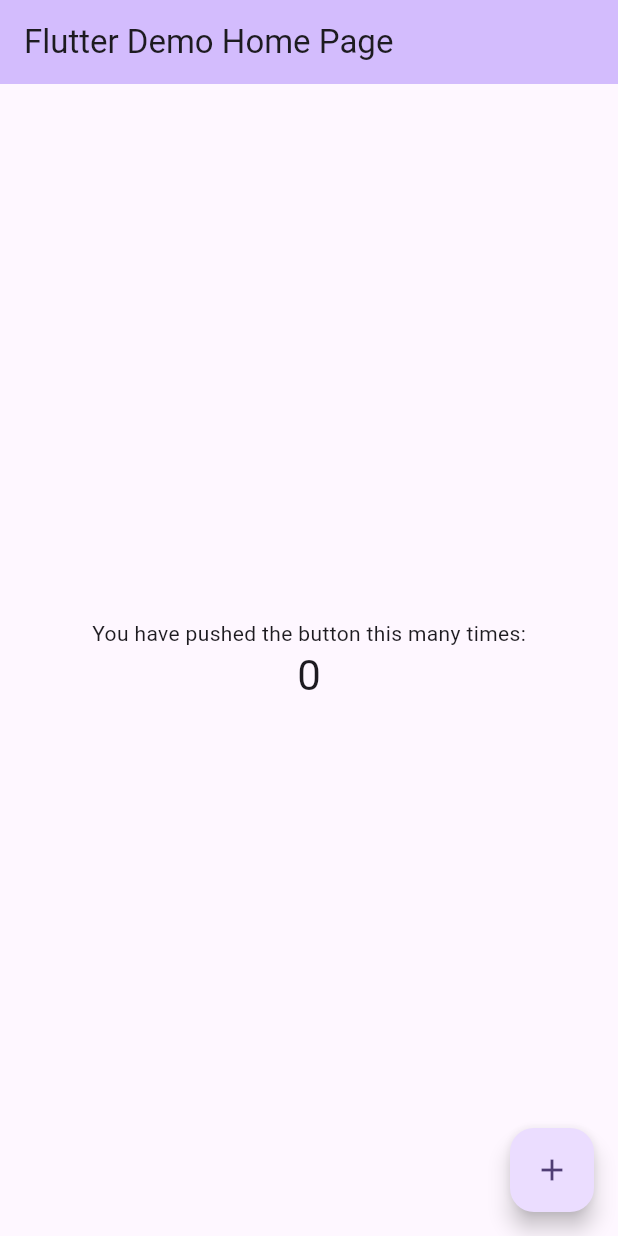
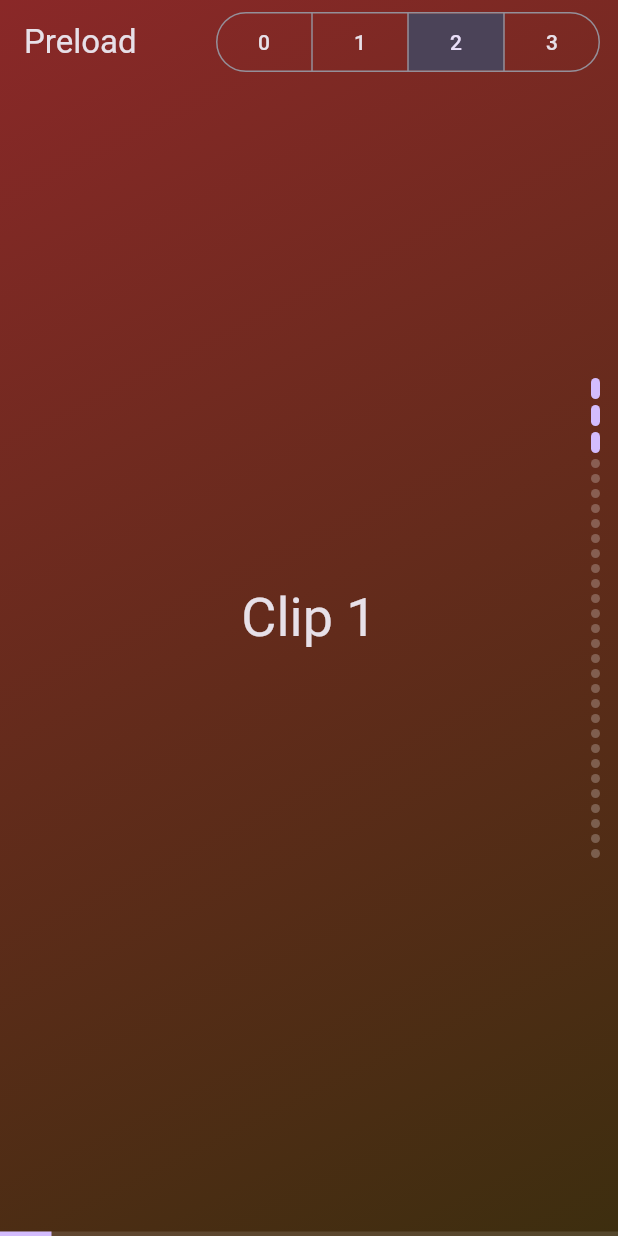
Before and after one commit to ManukumarSB/preloaded_page_view, a Flutter app: the screen it shows after launch, on a phone screen of 412 x 824 dp. Run offline on Flutter 3.47's test engine with Material 3 defaults, Android fonts, the phone set to English and light mode, and no system bars.

Commit message:
add reels-style example with preload toggle

```diff
--- a/example/lib/main.dart
+++ b/example/lib/main.dart
@@ -1,122 +1,238 @@
+// Flutter 3.47 moved Material to package:material_ui, but that package needs
+// Flutter >=3.47 and we still support 3.32. Switch once the floor gets there.
+// ignore_for_file: deprecated_member_use
+
+import 'package:flutter/foundation.dart';
 import 'package:flutter/material.dart';
+import 'package:preloaded_page_view/preloaded_page_view.dart';
 
-void main() {
-  runApp(const MyApp());
-}
+void main() => runApp(const ExampleApp());
 
-class MyApp extends StatelessWidget {
-  const MyApp({super.key});
+class ExampleApp extends StatelessWidget {
+  const ExampleApp({super.key});
 
-  // This widget is the root of your application.
   @override
   Widget build(BuildContext context) {
     return MaterialApp(
-      title: 'Flutter Demo',
+      title: 'preloaded_page_view',
+      debugShowCheckedModeBanner: false,
       theme: ThemeData(
-        // This is the theme of your application.
-        //
-        // TRY THIS: Try running your application with "flutter run". You'll see
-        // the application has a purple toolbar. Then, without quitting the app,
-        // try changing the seedColor in the colorScheme below to Colors.green
-        // and then invoke "hot reload" (save your changes or press the "hot
-        // reload" button in a Flutter-supported IDE, or press "r" if you used
-        // the command line to start the app).
-        //
-        // Notice that the counter didn't reset back to zero; the application
-        // state is not lost during the reload. To reset the state, use hot
-        // restart instead.
-        //
-        // This works for code too, not just values: Most code changes can be
-        // tested with just a hot reload.
-        colorScheme: .fromSeed(seedColor: Colors.deepPurple),
+        colorSchemeSeed: Colors.deepPurple,
+        brightness: Brightness.dark,
       ),
-      home: const MyHomePage(title: 'Flutter Demo Home Page'),
+      home: const FeedPage(),
     );
   }
 }
 
-class MyHomePage extends StatefulWidget {
-  const MyHomePage({super.key, required this.title});
-
-  // This widget is the home page of your application. It is stateful, meaning
-  // that it has a State object (defined below) that contains fields that affect
-  // how it looks.
-
-  // This class is the configuration for the state. It holds the values (in this
-  // case the title) provided by the parent (in this case the App widget) and
-  // used by the build method of the State. Fields in a Widget subclass are
-  // always marked "final".
-
-  final String title;
+/// A reels-style feed. Each clip pretends to buffer for a moment when it's
+/// first built, like a real video would. Try preload 0, then 2.
+class FeedPage extends StatefulWidget {
+  const FeedPage({super.key});
 
   @override
-  State<MyHomePage> createState() => _MyHomePageState();
+  State<FeedPage> createState() => _FeedPageState();
 }
 
-class _MyHomePageState extends State<MyHomePage> {
-  int _counter = 0;
+class _FeedPageState extends State<FeedPage> {
+  static const _clipCount = 30;
 
-  void _incrementCounter() {
-    setState(() {
-      // This call to setState tells the Flutter framework that something has
-      // changed in this State, which causes it to rerun the build method below
-      // so that the display can reflect the updated values. If we changed
-      // _counter without calling setState(), then the build method would not be
-      // called again, and so nothing would appear to happen.
-      _counter++;
+  int _preload = 2;
+  final _alive = ValueNotifier<Set<int>>({});
+
+  @override
+  void dispose() {
+    _alive.dispose();
+    super.dispose();
+  }
+
+  void _setAlive(int index, bool alive) {
+    // Called from initState/dispose of pages, which happen during a build.
+    WidgetsBinding.instance.addPostFrameCallback((_) {
+      final next = {..._alive.value};
+      alive ? next.add(index) : next.remove(index);
+      _alive.value = next;
     });
   }
 
   @override
   Widget build(BuildContext context) {
-    // This method is rerun every time setState is called, for instance as done
-    // by the _incrementCounter method above.
-    //
-    // The Flutter framework has been optimized to make rerunning build methods
-    // fast, so that you can just rebuild anything that needs updating rather
-    // than having to individually change instances of widgets.
     return Scaffold(
+      extendBodyBehindAppBar: true,
       appBar: AppBar(
-        // TRY THIS: Try changing the color here to a specific color (to
-        // Colors.amber, perhaps?) and trigger a hot reload to see the AppBar
-        // change color while the other colors stay the same.
-        backgroundColor: Theme.of(context).colorScheme.inversePrimary,
-        // Here we take the value from the MyHomePage object that was created by
-        // the App.build method, and use it to set our appbar title.
-        title: Text(widget.title),
+        backgroundColor: Colors.transparent,
+        title: const Text('Preload'),
+        actions: [
+          Padding(
+            padding: const EdgeInsets.only(right: 12),
+            child: SegmentedButton<int>(
+              showSelectedIcon: false,
+              segments: const [
+                ButtonSegment(value: 0, label: Text('0')),
+                ButtonSegment(value: 1, label: Text('1')),
+                ButtonSegment(value: 2, label: Text('2')),
+                ButtonSegment(value: 3, label: Text('3')),
+              ],
+              selected: {_preload},
+              onSelectionChanged: (s) => setState(() => _preload = s.first),
+            ),
+          ),
+        ],
       ),
-      body: Center(
-        // Center is a layout widget. It takes a single child and positions it
-        // in the middle of the parent.
-        child: Column(
-          // Column is also a layout widget. It takes a list of children and
-          // arranges them vertically. By default, it sizes itself to fit its
-          // children horizontally, and tries to be as tall as its parent.
-          //
-          // Column has various properties to control how it sizes itself and
-          // how it positions its children. Here we use mainAxisAlignment to
-          // center the children vertically; the main axis here is the vertical
-          // axis because Columns are vertical (the cross axis would be
-          // horizontal).
-          //
-          // TRY THIS: Invoke "debug painting" (choose the "Toggle Debug Paint"
-          // action in the IDE, or press "p" in the console), to see the
-          // wireframe for each widget.
-          mainAxisAlignment: .center,
-          children: [
-            const Text('You have pushed the button this many times:'),
-            Text(
-              '$_counter',
-              style: Theme.of(context).textTheme.headlineMedium,
+      body: Stack(
+        children: [
+          PreloadedPageView.builder(
+            scrollDirection: Axis.vertical,
+            preloadPagesCount: _preload,
+            itemCount: _clipCount,
+            itemBuilder: (context, index) => FeedClip(
+              index: index,
+              onAlive: (alive) => _setAlive(index, alive),
             ),
-          ],
-        ),
-      ),
-      floatingActionButton: FloatingActionButton(
-        onPressed: _incrementCounter,
-        tooltip: 'Increment',
-        child: const Icon(Icons.add),
+          ),
+          Positioned(
+            right: 12,
+            top: 0,
+            bottom: 0,
+            child: Center(
+              child: _AliveStrip(alive: _alive, count: _clipCount),
+            ),
+          ),
+        ],
       ),
     );
   }
 }
+
+/// One feed item. Stands in for a video player.
+class FeedClip extends StatefulWidget {
+  const FeedClip({super.key, required this.index, required this.onAlive});
+
+  final int index;
+  final ValueChanged<bool> onAlive;
+
+  @override
+  State<FeedClip> createState() => _FeedClipState();
+}
+
+class _FeedClipState extends State<FeedClip>
+    with SingleTickerProviderStateMixin {
+  bool _ready = false;
+  late final AnimationController _progress = AnimationController(
+    vsync: this,
+    duration: const Duration(seconds: 6),
+  );
+
+  @override
+  void initState() {
+    super.initState();
+    widget.onAlive(true);
+    // Pretend to buffer. With preloading, this happens off screen.
+    Future<void>.delayed(const Duration(milliseconds: 1200), () {
+      if (mounted) setState(() => _ready = true);
+    });
+  }
+
+  @override
+  void dispose() {
+    widget.onAlive(false);
+    _progress.dispose();
+    super.dispose();
+  }
+
+  @override
+  Widget build(BuildContext context) {
+    // Only the clip on screen plays; preloaded ones wait, ready.
+    final playing = _ready && PreloadedPageView.isCurrentPage(context);
+    if (playing && !_progress.isAnimating) {
+      _progress.repeat();
+    } else if (!playing && _progress.isAnimating) {
+      _progress.reset();
+    }
+
+    final hue = (widget.index * 47) % 360;
+    return DecoratedBox(
+      decoration: BoxDecoration(
+        gradient: LinearGradient(
+          begin: Alignment.topLeft,
+          end: Alignment.bottomRight,
+          colors: [
+            HSLColor.fromAHSL(1, hue.toDouble(), 0.55, 0.35).toColor(),
+            HSLColor.fromAHSL(1, (hue + 40) % 360, 0.6, 0.15).toColor(),
+          ],
+        ),
+      ),
+      child: Stack(
+        children: [
+          Center(
+            child: AnimatedSwitcher(
+              duration: const Duration(milliseconds: 250),
+              child: _ready
+                  ? Text(
+                      'Clip ${widget.index + 1}',
+                      key: const ValueKey('ready'),
+                      style: Theme.of(context).textTheme.displaySmall,
+                    )
+                  : const Column(
+                      key: ValueKey('loading'),
+                      mainAxisSize: MainAxisSize.min,
+                      children: [
+                        CircularProgressIndicator(),
+                        SizedBox(height: 16),
+                        Text('Buffering…'),
+                      ],
+                    ),
+            ),
+          ),
+          Positioned(
+            left: 0,
+            right: 0,
+            bottom: 0,
+            child: SafeArea(
+              child: AnimatedBuilder(
+                animation: _progress,
+                builder: (context, _) => LinearProgressIndicator(
+                  value: _progress.value,
+                  minHeight: 3,
+                  backgroundColor: Colors.white12,
+                ),
+              ),
+            ),
+          ),
+        ],
+      ),
+    );
+  }
+}
+
+/// Dots on the right edge: bright = alive (built), dim = not built.
+class _AliveStrip extends StatelessWidget {
+  const _AliveStrip({required this.alive, required this.count});
+
+  final ValueListenable<Set<int>> alive;
+  final int count;
+
+  @override
+  Widget build(BuildContext context) {
+    final color = Theme.of(context).colorScheme.primary;
+    return ValueListenableBuilder<Set<int>>(
+      valueListenable: alive,
+      builder: (context, set, _) => Column(
+        mainAxisSize: MainAxisSize.min,
+        children: [
+          for (var i = 0; i < count; i++)
+            AnimatedContainer(
+              duration: const Duration(milliseconds: 200),
+              margin: const EdgeInsets.symmetric(vertical: 2),
+              width: 6,
+              height: set.contains(i) ? 14 : 6,
+              decoration: BoxDecoration(
+                color: set.contains(i) ? color : Colors.white24,
+                borderRadius: BorderRadius.circular(3),
+              ),
+            ),
+        ],
+      ),
+    );
+  }
+}
--- a/example/pubspec.yaml
+++ b/example/pubspec.yaml
@@ -35,7 +35,6 @@ dependencies:
 
   # The following adds the Cupertino Icons font to your application.
   # Use with the CupertinoIcons class for iOS style icons.
-  cupertino_icons: ^1.0.8
 
 dev_dependencies:
   flutter_test:
```
Also changed, not shown: 1 other file.
